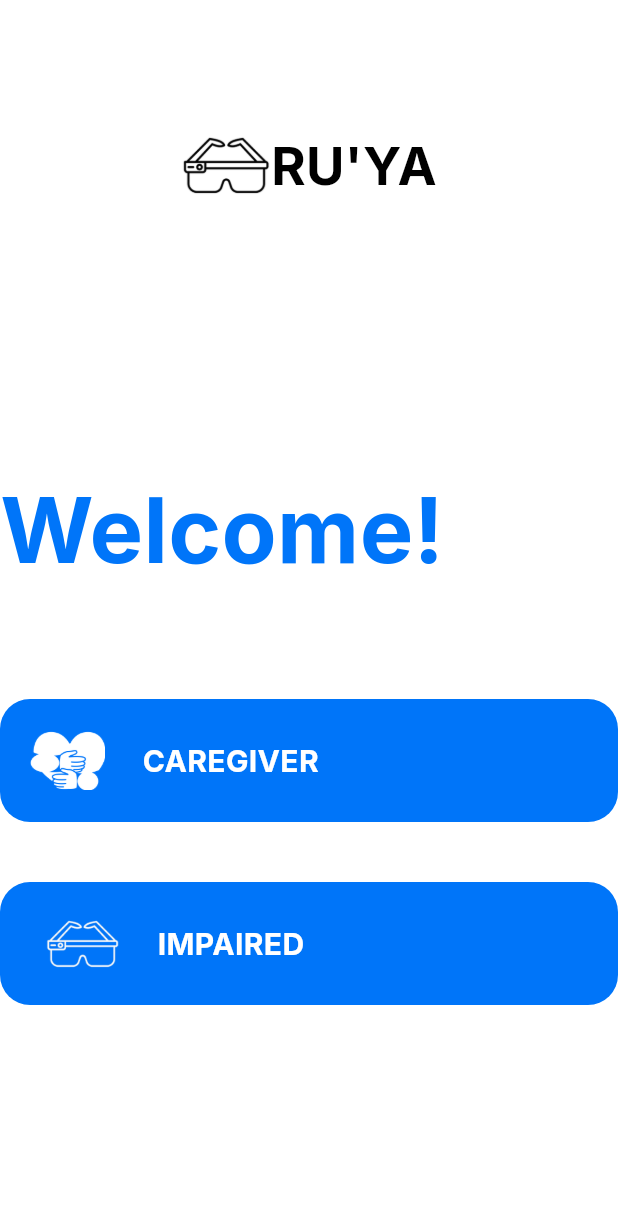
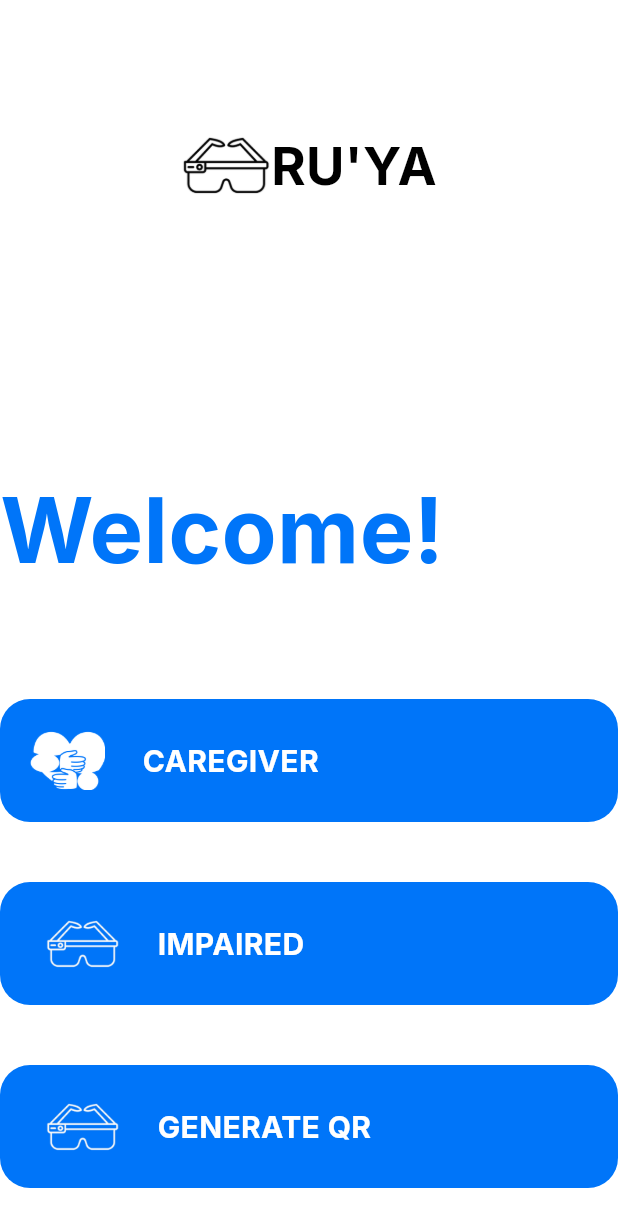
Before and after one commit to Abdelrahman-Hazemm/Graduation, a Flutter app: the screen it shows after launch, after a tap on "START NOW", on a phone screen of 412 x 824 dp. Shown: the top 1227 px of the screen. Run offline on Flutter 3.47's test engine with Material 3 defaults, Android fonts, the phone set to English and light mode, and no system bars; our stand-ins replace cloud_firestore, device_info_plus, firebase_core, flutter_riverpod, geolocator, google_maps_flutter and 2 more; missing offline and left inert: android_intent_plus, network_info_plus; accounts and stored records are empty.

Commit message:
qr generation

```diff
--- a/ru2ya/lib/pages/welcome.dart
+++ b/ru2ya/lib/pages/welcome.dart
@@ -1,6 +1,7 @@
 import 'package:flutter/material.dart';
 import 'package:ru2ya/pages/devices.dart';
 import 'package:ru2ya/pages/impaired.dart';
+import 'package:ru2ya/pages/qr_connection.dart';
 
 class Welcome extends StatelessWidget {
   const Welcome({super.key});
@@ -112,6 +113,46 @@ class Welcome extends StatelessWidget {
                     ),
                   ),
                   const SizedBox(width: 25.0),
+
+                ],
+              ),
+            ),
+          ),
+          const SizedBox(height: 40.0),
+          InkWell(
+            onTap: () {
+              Navigator.of(context).push(
+                MaterialPageRoute(
+                  builder: (context) => WifiQrGeneratorPage(),
+                ),
+              );
+            },
+            child: Container(
+              padding:
+                  const EdgeInsets.symmetric(horizontal: 30.0, vertical: 16.0),
+              decoration: BoxDecoration(
+                color: const Color(0xFF0075f9),
+                borderRadius: BorderRadius.circular(20.0),
+              ),
+              child: Row(
+                mainAxisSize: MainAxisSize.min,
+                children: [
+                  Image.asset(
+                    'assets/glasses.png',
+                    width: 50.0,
+                    height: 50.0,
+                  ),
+                  const SizedBox(width: 25.0),
+                  const Text(
+                    'GENERATE QR',
+                    style: TextStyle(
+                      color: Colors.white,
+                      fontWeight: FontWeight.bold,
+                      fontSize: 20.0,
+                    ),
+                  ),
+                  const SizedBox(width: 25.0),
+
                 ],
               ),
             ),
```
Also changed, not shown: ru2ya/lib/pages/qr_connection.dart (added, +119 -0 lines), ru2ya/pubspec.yaml (+3 -7 lines), ru2ya/pubspec.lock, 2 other files.
